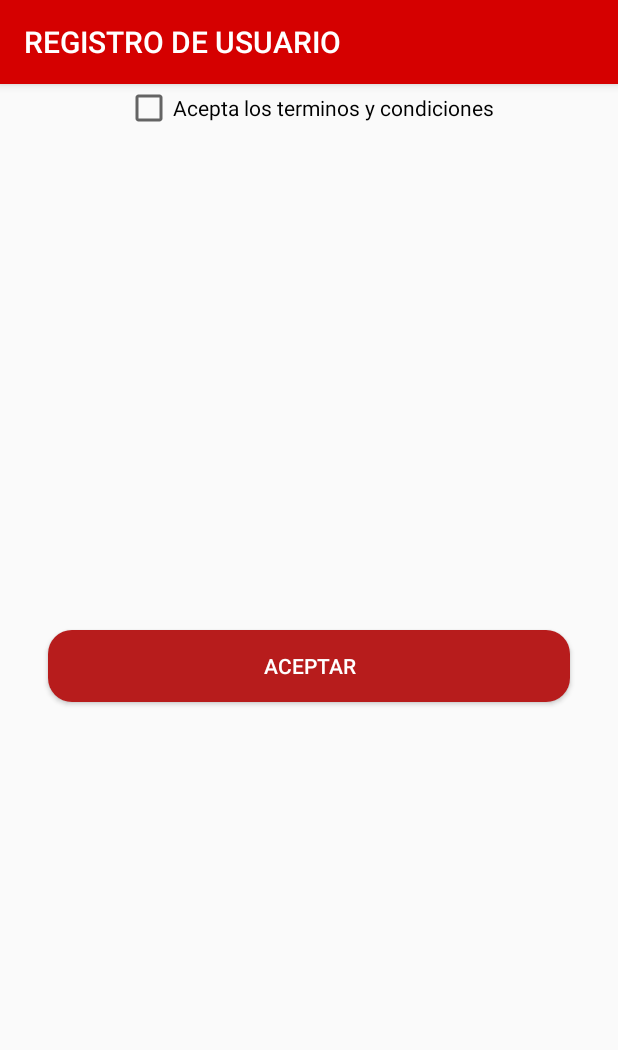
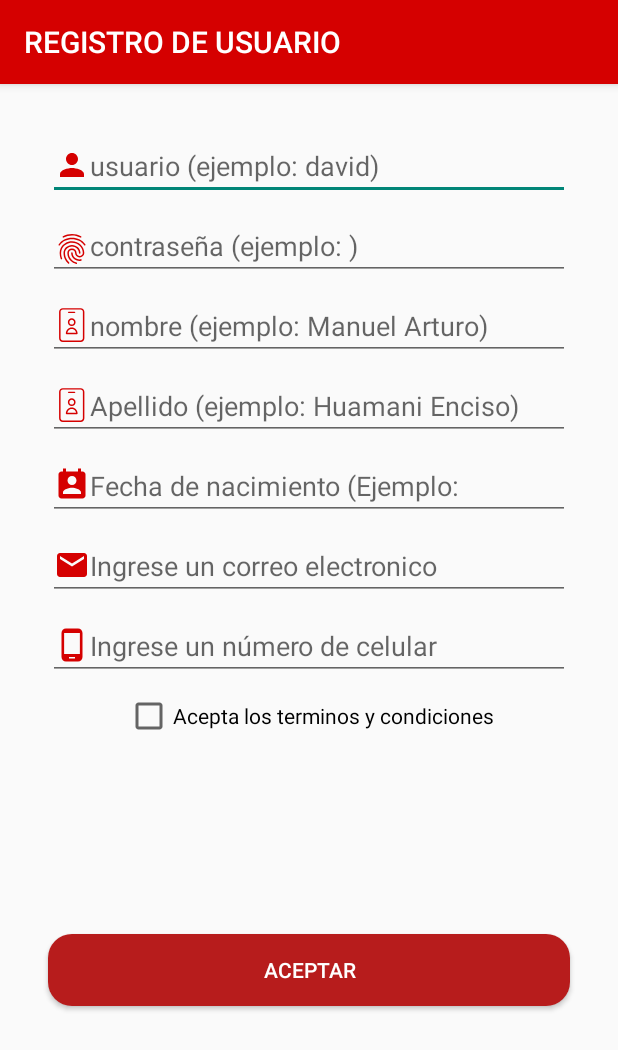
Before and after one commit to DCAPARACHINRI7/android, an Android app: the registro screen opened directly, with no data from a screen before it, on a phone screen of 412 x 824 dp. Shown: the top 1050 px of the screen. Run offline under Robolectric (Android 15) with nearby library versions, the phone set to English and light mode, and no system bars.

Commit message:
se soluciono el problema

```diff
--- a/app/src/main/res/layout/activity_registro.xml
+++ b/app/src/main/res/layout/activity_registro.xml
@@ -27,6 +27,7 @@
         app:layout_constraintTop_toBottomOf="@+id/checkBox" />
 
     <EditText
+        android:maxLength="15"
         android:id="@+id/intro_usuario"
         android:layout_width="match_parent"
         android:layout_height="wrap_content"
@@ -35,123 +36,127 @@
         android:layout_marginTop="32dp"
         android:layout_marginEnd="32dp"
         android:layout_marginRight="32dp"
-        android:layout_marginBottom="16dp"
         android:drawableLeft="@drawable/user"
         android:ems="10"
         android:hint="usuario (ejemplo: david)"
         android:inputType="textPersonName"
-        app:layout_constraintBottom_toTopOf="@+id/intro_usuario2"
         app:layout_constraintEnd_toEndOf="parent"
         app:layout_constraintHorizontal_bias="0.0"
         app:layout_constraintStart_toStartOf="parent"
         app:layout_constraintTop_toTopOf="parent" />
 
     <EditText
+        android:maxLength="15"
         android:id="@+id/intro_usuario2"
         android:layout_width="match_parent"
         android:layout_height="41dp"
         android:layout_marginStart="32dp"
         android:layout_marginLeft="32dp"
+        android:layout_marginTop="12dp"
         android:layout_marginEnd="32dp"
         android:layout_marginRight="32dp"
-        android:layout_marginBottom="16dp"
         android:drawableLeft="@drawable/lock"
         android:ems="10"
         android:hint="contraseña (ejemplo: )"
         android:inputType="textPersonName"
-        app:layout_constraintBottom_toTopOf="@+id/intro_usuario3"
         app:layout_constraintEnd_toEndOf="parent"
         app:layout_constraintHorizontal_bias="0.0"
-        app:layout_constraintStart_toStartOf="parent" />
+        app:layout_constraintStart_toStartOf="parent"
+        app:layout_constraintTop_toBottomOf="@+id/intro_usuario" />
 
     <EditText
+        android:maxLength="20"
         android:id="@+id/intro_usuario3"
         android:layout_width="match_parent"
         android:layout_height="wrap_content"
         android:layout_marginStart="32dp"
         android:layout_marginLeft="32dp"
+        android:layout_marginTop="8dp"
         android:layout_marginEnd="32dp"
         android:layout_marginRight="32dp"
-        android:layout_marginBottom="16dp"
         android:drawableLeft="@drawable/ic_name"
         android:ems="10"
         android:hint="nombre (ejemplo: Manuel Arturo)"
         android:inputType="textPersonName"
-        app:layout_constraintBottom_toTopOf="@+id/intro_usuario4"
         app:layout_constraintEnd_toEndOf="parent"
-        app:layout_constraintHorizontal_bias="1.0"
-        app:layout_constraintStart_toStartOf="parent" />
+        app:layout_constraintHorizontal_bias="0.0"
+        app:layout_constraintStart_toStartOf="parent"
+        app:layout_constraintTop_toBottomOf="@+id/intro_usuario2" />
 
     <EditText
+        android:maxLength="20"
         android:id="@+id/intro_usuario4"
         android:layout_width="match_parent"
         android:layout_height="wrap_content"
         android:layout_marginStart="32dp"
         android:layout_marginLeft="32dp"
+        android:layout_marginTop="8dp"
         android:layout_marginEnd="32dp"
         android:layout_marginRight="32dp"
-        android:layout_marginBottom="16dp"
         android:drawableLeft="@drawable/ic_name"
         android:ems="10"
         android:hint="Apellido (ejemplo: Huamani Enciso)"
         android:inputType="textPersonName"
-        app:layout_constraintBottom_toTopOf="@+id/editText8"
         app:layout_constraintEnd_toEndOf="parent"
         app:layout_constraintHorizontal_bias="0.0"
-        app:layout_constraintStart_toStartOf="parent" />
+        app:layout_constraintStart_toStartOf="parent"
+        app:layout_constraintTop_toBottomOf="@+id/intro_usuario3" />
 
     <EditText
+        android:maxLength="8"
         android:id="@+id/editText8"
         android:layout_width="match_parent"
         android:layout_height="wrap_content"
         android:layout_marginStart="32dp"
         android:layout_marginLeft="32dp"
+        android:layout_marginTop="8dp"
         android:layout_marginEnd="32dp"
         android:layout_marginRight="32dp"
-        android:layout_marginBottom="16dp"
         android:drawableLeft="@drawable/calendar"
         android:ems="10"
         android:hint="Fecha de nacimiento (Ejemplo: "
         android:inputType="textPersonName"
-        app:layout_constraintBottom_toTopOf="@+id/editText6"
         app:layout_constraintEnd_toEndOf="parent"
         app:layout_constraintHorizontal_bias="0.0"
-        app:layout_constraintStart_toStartOf="parent" />
+        app:layout_constraintStart_toStartOf="parent"
+        app:layout_constraintTop_toBottomOf="@+id/intro_usuario4" />
 
     <EditText
+        android:maxLength="20"
         android:id="@+id/editText6"
         android:layout_width="match_parent"
         android:layout_height="wrap_content"
         android:layout_marginStart="32dp"
         android:layout_marginLeft="32dp"
+        android:layout_marginTop="8dp"
         android:layout_marginEnd="32dp"
         android:layout_marginRight="32dp"
-        android:layout_marginBottom="16dp"
         android:drawableLeft="@drawable/email"
         android:ems="10"
         android:hint="Ingrese un correo electronico"
-        app:layout_constraintBottom_toTopOf="@+id/editText7"
         app:layout_constraintEnd_toEndOf="parent"
         app:layout_constraintHorizontal_bias="0.0"
-        app:layout_constraintStart_toStartOf="parent" />
+        app:layout_constraintStart_toStartOf="parent"
+        app:layout_constraintTop_toBottomOf="@+id/editText8" />
 
     <EditText
+        android:maxLength="9"
         android:id="@+id/editText7"
         android:layout_width="match_parent"
         android:layout_height="wrap_content"
         android:layout_marginStart="32dp"
         android:layout_marginLeft="32dp"
+        android:layout_marginTop="8dp"
         android:layout_marginEnd="32dp"
         android:layout_marginRight="32dp"
-        android:layout_marginBottom="16dp"
         android:drawableLeft="@drawable/phone"
         android:ems="10"
         android:hint="Ingrese un número de celular"
         android:inputType="textPersonName"
-        app:layout_constraintBottom_toTopOf="@+id/checkBox"
         app:layout_constraintEnd_toEndOf="parent"
         app:layout_constraintHorizontal_bias="0.0"
-        app:layout_constraintStart_toStartOf="parent" />
+        app:layout_constraintStart_toStartOf="parent"
+        app:layout_constraintTop_toBottomOf="@+id/editText6" />
 
     <CheckBox
         android:id="@+id/checkBox"
@@ -159,11 +164,12 @@
         android:layout_height="wrap_content"
         android:layout_marginStart="32dp"
         android:layout_marginLeft="32dp"
+        android:layout_marginTop="8dp"
         android:layout_marginEnd="32dp"
         android:layout_marginRight="32dp"
         android:text="Acepta los terminos y condiciones"
         app:layout_constraintEnd_toEndOf="parent"
         app:layout_constraintStart_toStartOf="parent"
-        tools:layout_editor_absoluteY="449dp" />
+        app:layout_constraintTop_toBottomOf="@+id/editText7" />
 
 </android.support.constraint.ConstraintLayout>
```
